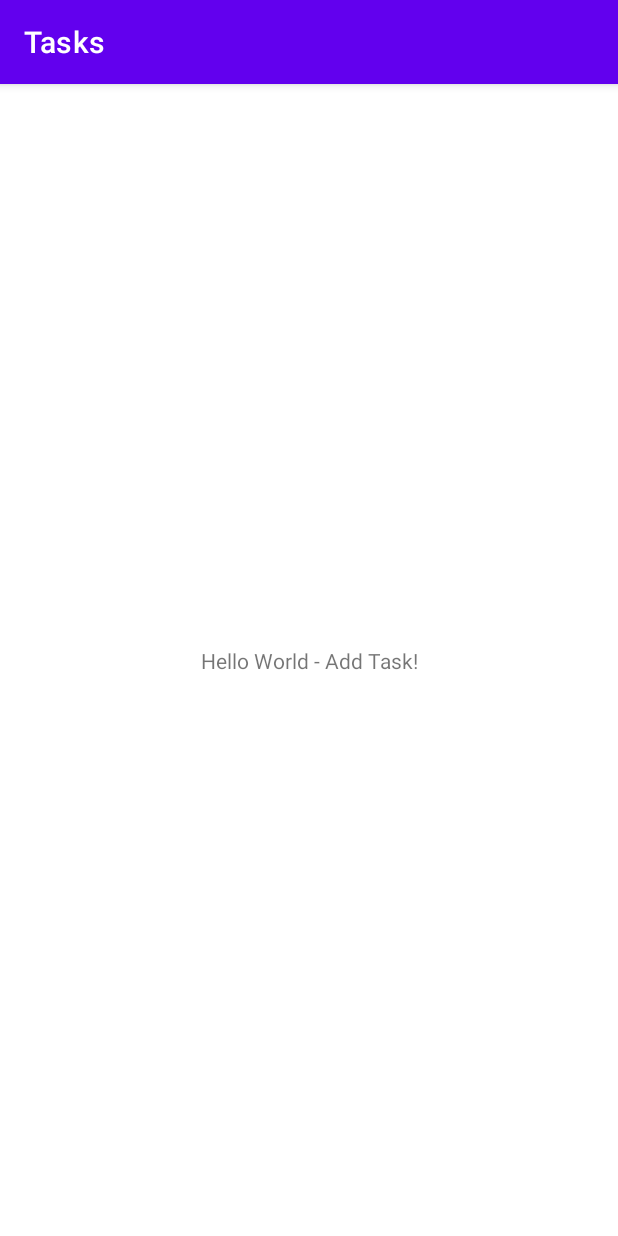
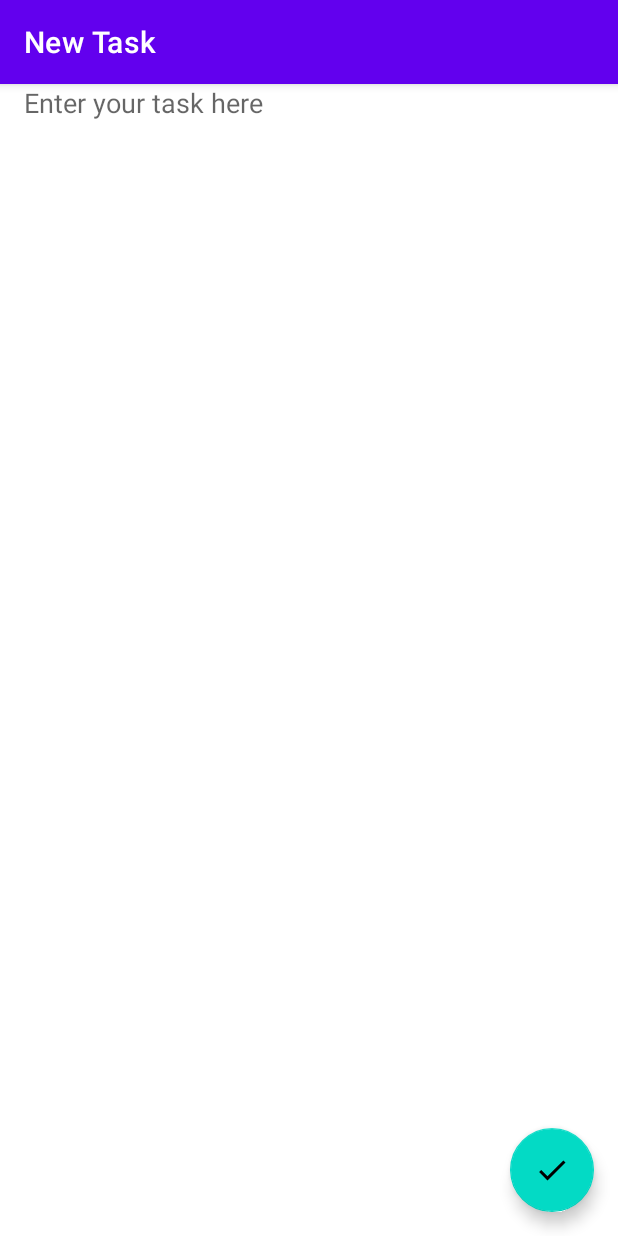
Before and after one commit to SaiEmaniFlipp/AndroidTasks, an Android app: the AddTasksFragment screen opened through its navigation route, on a phone screen of 412 x 824 dp. Run offline under Robolectric (Android 15) with nearby library versions, the phone set to English and light mode, and no system bars; our stand-ins replace Dagger/Hilt's generated code, Timber, data binding; libraries missing offline, so code that uses them is left out: androidx.test.espresso; 1 statement that could not run was skipped.

Commit message:
New Tasks Page set up

```diff
--- a/app/src/main/java/com/saiemani/tasks/AddTasksFragment.kt
+++ b/app/src/main/java/com/saiemani/tasks/AddTasksFragment.kt
@@ -26,5 +26,7 @@ class AddTasksFragment: Fragment() {
         super.onActivityCreated(savedInstanceState)
 
         viewDataBinding.lifecycleOwner = this.viewLifecycleOwner
+
+        activity?.let { it.title = getString(R.string.str_new_task) }
     }
 }
--- a/app/src/main/java/com/saiemani/tasks/TasksFragment.kt
+++ b/app/src/main/java/com/saiemani/tasks/TasksFragment.kt
@@ -7,6 +7,7 @@ import android.view.ViewGroup
 import androidx.fragment.app.Fragment
 import androidx.fragment.app.viewModels
 import androidx.navigation.fragment.findNavController
+import com.google.android.material.floatingactionbutton.FloatingActionButton
 import com.saiemani.tasks.databinding.FragmentTasksBinding
 import dagger.hilt.android.AndroidEntryPoint
 import timber.log.Timber
@@ -36,12 +37,20 @@ class TasksFragment: Fragment() {
 
         viewDataBinding.lifecycleOwner = this.viewLifecycleOwner
 
-        /*viewDataBinding.textView.setOnClickListener {
-            val action = TasksFragmentDirections.actionTasksFragmentToAddTasksFragment()
-            findNavController().navigate(action)
-        }*/
+        activity?.let { it.title = getString(R.string.app_name) }
+        setupListAdapter()
+        setupFab()
+    }
 
-        setupListAdapter()
+    private fun setupFab() {
+        activity?.findViewById<FloatingActionButton>(R.id.add_task_fab)?.let { fab ->
+            fab.setOnClickListener { navigateToAddNewTask() }
+        }
+    }
+
+    private fun navigateToAddNewTask() {
+        val action = TasksFragmentDirections.actionTasksFragmentToAddTasksFragment()
+        findNavController().navigate(action)
     }
 
     private fun setupListAdapter() {
--- a/app/src/main/java/com/saiemani/tasks/TasksLocalDataSource.kt
+++ b/app/src/main/java/com/saiemani/tasks/TasksLocalDataSource.kt
@@ -5,7 +5,6 @@ import androidx.lifecycle.map
 import kotlinx.coroutines.CoroutineDispatcher
 import kotlinx.coroutines.Dispatchers
 import kotlinx.coroutines.withContext
-import java.util.*
 
 class TasksLocalDataSource internal constructor(
     private val tasksDao: TasksDao,
@@ -17,14 +16,12 @@ class TasksLocalDataSource internal constructor(
     }
 
     override suspend fun getTasks(): Result<List<Task>> = withContext(ioDispatcher) {
-        /*return@withContext try {
+        return@withContext try {
             Result.Success(tasksDao.getTasks())
         } catch (e: Exception) {
             Result.Error(e)
-        }*/
-        return@withContext Result.Success(Collections.singletonList(Task("First Task")))
+        }
     }
-
 
     override suspend fun getTask(taskId: String): Result<Task> = withContext(ioDispatcher) {
         try {
--- /dev/null
+++ b/app/src/main/res/drawable/ic_done.xml
@@ -0,0 +1,25 @@
+<!--
+  ~ Copyright (C) 2019 The Android Open Source Project
+  ~
+  ~ Licensed under the Apache License, Version 2.0 (the "License");
+  ~ you may not use this file except in compliance with the License.
+  ~ You may obtain a copy of the License at
+  ~
+  ~      http://www.apache.org/licenses/LICENSE-2.0
+  ~
+  ~ Unless required by applicable law or agreed to in writing, software
+  ~ distributed under the License is distributed on an "AS IS" BASIS,
+  ~ WITHOUT WARRANTIES OR CONDITIONS OF ANY KIND, either express or implied.
+  ~ See the License for the specific language governing permissions and
+  ~ limitations under the License.
+  -->
+
+<vector xmlns:android="http://schemas.android.com/apk/res/android"
+    android:width="24dp"
+    android:height="24dp"
+    android:viewportHeight="24.0"
+    android:viewportWidth="24.0">
+    <path
+        android:fillColor="#FFFFFFFF"
+        android:pathData="M9,16.17L4.83,12l-1.42,1.41L9,19 21,7l-1.41,-1.41z" />
+</vector>
--- a/app/src/main/res/layout/fragment_add_task.xml
+++ b/app/src/main/res/layout/fragment_add_task.xml
@@ -4,22 +4,42 @@
     xmlns:app="http://schemas.android.com/apk/res-auto">
 
     <data>
-
+        <variable
+            name="viewmodel"
+            type="com.saiemani.tasks.AddTaskViewModel" />
     </data>
 
     <androidx.constraintlayout.widget.ConstraintLayout
         android:layout_width="match_parent"
         android:layout_height="match_parent">
 
+        <EditText
+            android:id="@+id/task_edit_text"
+            android:layout_width="0dp"
+            android:layout_height="350dp"
+            android:layout_marginStart="16dp"
+            android:layout_marginEnd="16dp"
+            android:gravity="top"
+            android:hint="@string/str_enter_task_hint"
+            android:background="@null"
+            app:layout_constraintEnd_toEndOf="parent"
+            app:layout_constraintStart_toStartOf="parent"
+            app:layout_constraintTop_toTopOf="parent"
+            android:imeOptions="flagNoExtractUi"/>
 
-        <TextView
-            android:id="@+id/textView"
+        <com.google.android.material.floatingactionbutton.FloatingActionButton
+            android:id="@+id/save_task_fab"
             android:layout_width="wrap_content"
             android:layout_height="wrap_content"
-            android:text="Hello World - Add Task!"
+            android:layout_marginEnd="16dp"
+            android:layout_marginBottom="16dp"
+            android:onClick="@{() -> viewmodel.saveTask()}"
+            android:src="@drawable/ic_done"
+            app:fabSize="normal"
+            app:layout_anchorGravity="bottom|right|end"
             app:layout_constraintBottom_toBottomOf="parent"
             app:layout_constraintEnd_toEndOf="parent"
-            app:layout_constraintStart_toStartOf="parent"
-            app:layout_constraintTop_toTopOf="parent" />
+            android:contentDescription="@string/str_save_task_content_description" />
+
     </androidx.constraintlayout.widget.ConstraintLayout>
 </layout>
--- a/app/src/main/res/values/strings.xml
+++ b/app/src/main/res/values/strings.xml
@@ -1,3 +1,9 @@
 <resources>
     <string name="app_name">Tasks</string>
+    <string name="str_add_task_content_description">Add Task</string>
+
+    <!-- Add Task Strings -->
+    <string name="str_new_task">New Task</string>
+    <string name="str_enter_task_hint">Enter your task here</string>
+    <string name="str_save_task_content_description">Save Task</string>
 </resources>
```
Also changed, not shown: app/src/main/java/com/saiemani/tasks/AddTaskViewModel.kt (added, +15 -0 lines), app/src/main/res/drawable/ic_add.xml (added, +25 -0 lines), app/src/main/res/layout/fragment_tasks.xml (+14 -0 lines).
